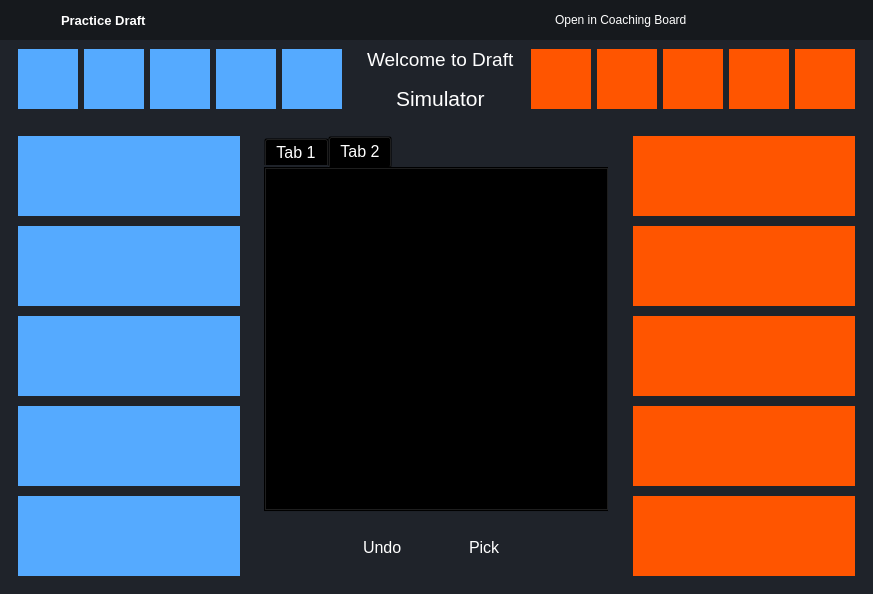
First picture: the form in ui/pages/practice_draft.ui, repository elian-olbz/mlbb-drafting-and-simulation-tools, before the edit.
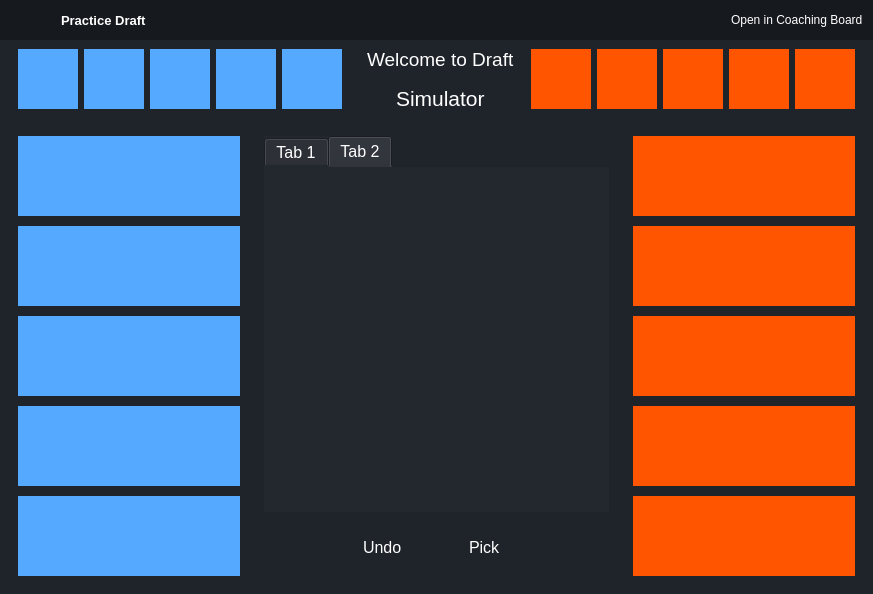
Second picture: the form after the edit. Icons and pictures are not drawn.

```diff
--- a/ui/pages/practice_draft.ui
+++ b/ui/pages/practice_draft.ui
@@ -235,88 +235,6 @@
             </layout>
            </widget>
           </item>
-          <item alignment="Qt::AlignRight">
-           <widget class="QFrame" name="navig_frame_2">
-            <property name="frameShape">
-             <enum>QFrame::StyledPanel</enum>
-            </property>
-            <property name="frameShadow">
-             <enum>QFrame::Raised</enum>
-            </property>
-            <layout class="QHBoxLayout" name="horizontalLayout_19">
-             <property name="spacing">
-              <number>0</number>
-             </property>
-             <property name="leftMargin">
-              <number>0</number>
-             </property>
-             <property name="topMargin">
-              <number>0</number>
-             </property>
-             <property name="rightMargin">
-              <number>0</number>
-             </property>
-             <property name="bottomMargin">
-              <number>0</number>
-             </property>
-             <item>
-              <spacer name="horizontalSpacer_4">
-               <property name="orientation">
-                <enum>Qt::Horizontal</enum>
-               </property>
-               <property name="sizeType">
-                <enum>QSizePolicy::Preferred</enum>
-               </property>
-               <property name="sizeHint" stdset="0">
-                <size>
-                 <width>20</width>
-                 <height>20</height>
-                </size>
-               </property>
-              </spacer>
-             </item>
-             <item alignment="Qt::AlignRight">
-              <widget class="QPushButton" name="ninimize_button_2">
-               <property name="text">
-                <string/>
-               </property>
-               <property name="icon">
-                <iconset resource="../rsc.qrc">
-                 <normaloff>:/icons/icons/minus.svg</normaloff>:/icons/icons/minus.svg</iconset>
-               </property>
-              </widget>
-             </item>
-             <item alignment="Qt::AlignRight">
-              <widget class="QPushButton" name="restore_button_2">
-               <property name="text">
-                <string/>
-               </property>
-               <property name="icon">
-                <iconset resource="../rsc.qrc">
-                 <normaloff>:/icons/icons/square.svg</normaloff>:/icons/icons/square.svg</iconset>
-               </property>
-               <property name="iconSize">
-                <size>
-                 <width>14</width>
-                 <height>14</height>
-                </size>
-               </property>
-              </widget>
-             </item>
-             <item alignment="Qt::AlignRight">
-              <widget class="QPushButton" name="exit_button_2">
-               <property name="text">
-                <string/>
-               </property>
-               <property name="icon">
-                <iconset resource="../rsc.qrc">
-                 <normaloff>:/icons/icons/x.svg</normaloff>:/icons/icons/x.svg</iconset>
-               </property>
-              </widget>
-             </item>
-            </layout>
-           </widget>
-          </item>
          </layout>
         </widget>
        </item>
@@ -1003,6 +921,9 @@
                     <pointsize>12</pointsize>
                    </font>
                   </property>
+                  <property name="styleSheet">
+                   <string notr="true">background-color: rgb(35, 39, 46);</string>
+                  </property>
                   <property name="currentIndex">
                    <number>1</number>
                   </property>
```
